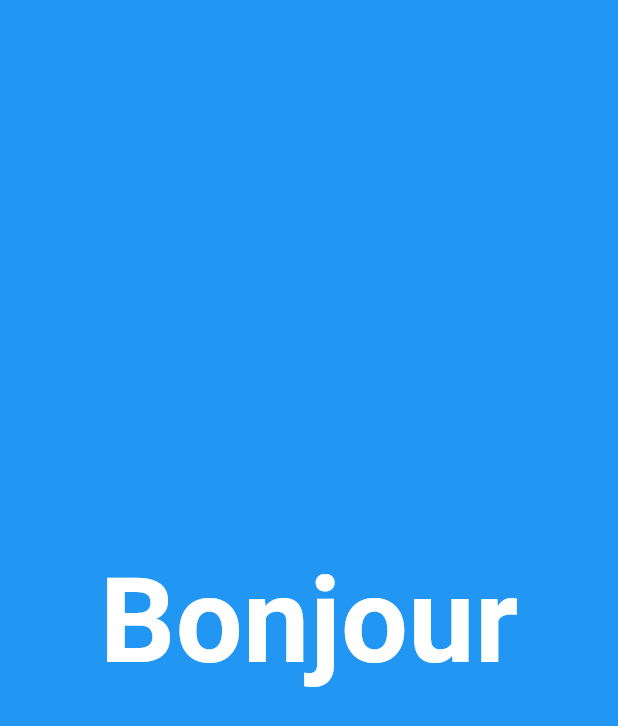
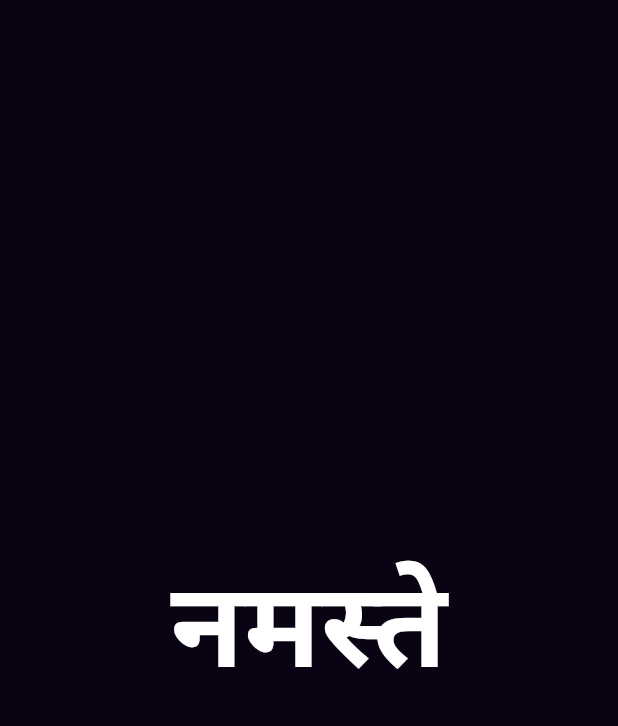
Before and after one commit to Kainato/hello_world, a Flutter app: the screen it shows after launch, on a phone screen of 412 x 824 dp. Shown: the top 726 px of the screen. Run offline on Flutter 3.47's test engine with Material 3 defaults, Android fonts, the phone set to English and light mode, and no system bars.

Commit message:
Refatorar HelloRepository e HelloScreen para usar HelloClass e melhorar a lógica de animação

```diff
--- /dev/null
+++ b/lib/core/classes/hello_class.dart
@@ -0,0 +1,16 @@
+class HelloClass {
+  String label;
+  String language;
+  String flagEmote;
+
+  HelloClass({
+    required this.label,
+    required this.language,
+    required this.flagEmote,
+  });
+
+  @override
+  String toString() {
+    return 'HelloClass{label: $label, language: $language, flagEmote: $flagEmote}';
+  }
+}
--- a/lib/core/hello_repository.dart
+++ b/lib/core/hello_repository.dart
@@ -1,31 +1,38 @@
-
 import 'package:flutter/material.dart';
+import 'package:hello_world/core/classes/hello_class.dart';
 
 class HelloRepository {
-  static const List<String> hellos = [
-    "Olá",
-    "Hello",
-    "Bonjour",
-    "Hallo",
-    "Ciao",
-    "こんにちは",
-    "안녕하세요",
-    "مرحبا",
-    "Привет",
-    "Hola",
+  static List<HelloClass> hellos = [
+    HelloClass(label: "Olá", language: "Português", flagEmote: "🇧🇷"),
+    HelloClass(label: "Hello", language: "Inglês", flagEmote: "🇺🇸"),
+    HelloClass(label: "Bonjour", language: "Francês", flagEmote: "🇫🇷"),
+    HelloClass(label: "Hallo", language: "Alemão", flagEmote: "🇩🇪"),
+    HelloClass(label: "Ciao", language: "Italiano", flagEmote: "🇮🇹"),
+    HelloClass(label: "こんにちは", language: "Japonês", flagEmote: "🇯🇵"),
+    HelloClass(label: "안녕하세요", language: "Coreano", flagEmote: "🇰🇷"),
+    HelloClass(label: "مرحبا", language: "Árabe", flagEmote: "🇸🇦"),
+    HelloClass(label: "Привет", language: "Russo", flagEmote: "🇷🇺"),
+    HelloClass(label: "Hola", language: "Espanhol", flagEmote: "🇪🇸"),
+    HelloClass(label: "Merhaba", language: "Turco", flagEmote: "🇹🇷"),
+    HelloClass(label: "שלום", language: "Hebraico", flagEmote: "🇮🇱"),
+    HelloClass(label: "नमस्ते", language: "Hindi", flagEmote: "🇮🇳"),
+    HelloClass(label: "你好", language: "Chinês", flagEmote: "🇨🇳"),
   ];
 
-  static const List<Color> colors = [
-    Colors.red,
-    Colors.green,
-    Colors.blue,
-    Colors.yellow,
-    Colors.amber,
-    Colors.orange,
-    Colors.purple,
-    Colors.brown,
-    Colors.cyan,
-    Colors.lime,
-    Colors.teal,
+  static List<Color> colors = [
+    Colors.red.shade900,
+    Colors.green.shade900,
+    Colors.blue.shade900,
+    Colors.yellow.shade900,
+    Colors.amber.shade900,
+    Colors.orange.shade900,
+    Colors.purple.shade900,
+    Colors.brown.shade900,
+    Colors.cyan.shade900,
+    Colors.lime.shade900,
+    Colors.teal.shade900,
+    Colors.indigo.shade900,
+    Colors.pink.shade900,
+    Colors.grey.shade900,
   ];
 }
--- a/lib/presentation/hello_screen.dart
+++ b/lib/presentation/hello_screen.dart
@@ -1,3 +1,5 @@
+import 'dart:math';
+
 import 'package:flutter/material.dart';
 
 import '../core/hello_repository.dart';
@@ -18,18 +20,29 @@ class _HelloScreenState extends State<HelloScreen>
   late Animation<Offset> slide;
 
   int index = 0;
+  int backgroundIndex = 0;
+  final Random random = Random();
+
+  int _getRandomBackgroundIndex() {
+    int newIndex;
+    do {
+      newIndex = random.nextInt(HelloRepository.colors.length);
+    } while (newIndex == index);
+    return newIndex;
+  }
 
   @override
   void initState() {
     super.initState();
 
     controller =
-        AnimationController(vsync: this, duration: const Duration(seconds: 3))
+        AnimationController(vsync: this, duration: const Duration(seconds: 1))
           ..addStatusListener((status) {
             if (status == AnimationStatus.completed) {
               controller.forward(from: 0);
               setState(() {
-                index = (index + 1) % HelloRepository.hellos.length;
+                index = random.nextInt(HelloRepository.hellos.length);
+                backgroundIndex = _getRandomBackgroundIndex();
               });
             }
           });
@@ -74,13 +87,16 @@ class _HelloScreenState extends State<HelloScreen>
   @override
   Widget build(BuildContext context) {
     return Scaffold(
-      backgroundColor: HelloRepository.colors[index],
-      body: Center(
+      backgroundColor: HelloRepository.colors[backgroundIndex],
+      body: Stack(
+        children: <Widget>[
+          Container(color: Colors.black.withAlpha(220)),
+          Center(
             child: AnimatedBuilder(
               animation: controller,
               builder: (context, child) {
                 return HelloText(
-              text: HelloRepository.hellos[index],
+                  text: HelloRepository.hellos[index].label,
                   fade: fade,
                   scale: scale,
                   slide: slide,
@@ -88,6 +104,8 @@ class _HelloScreenState extends State<HelloScreen>
               },
             ),
           ),
+        ],
+      ),
     );
   }
 }
```
Lines whose indentation alone changed are shown as unchanged.
